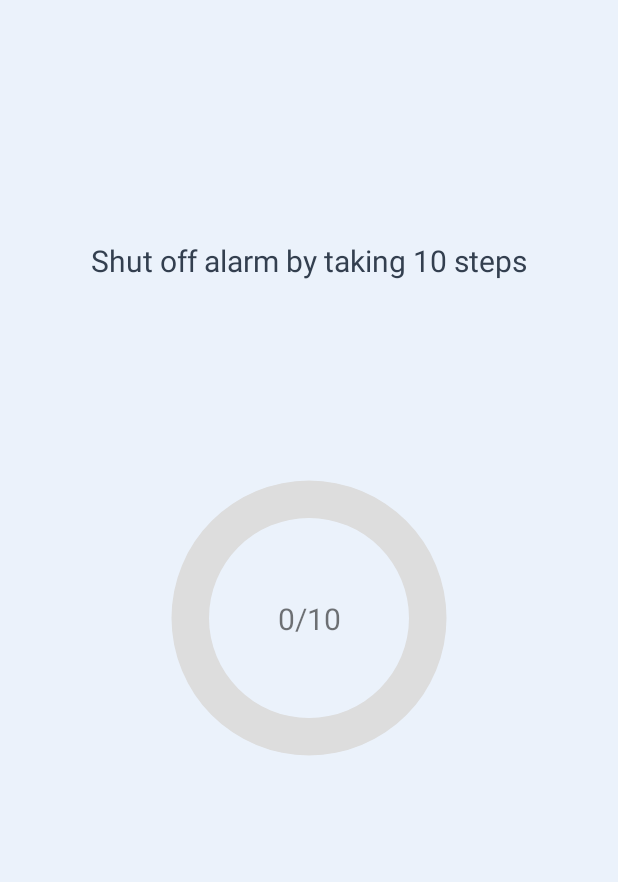
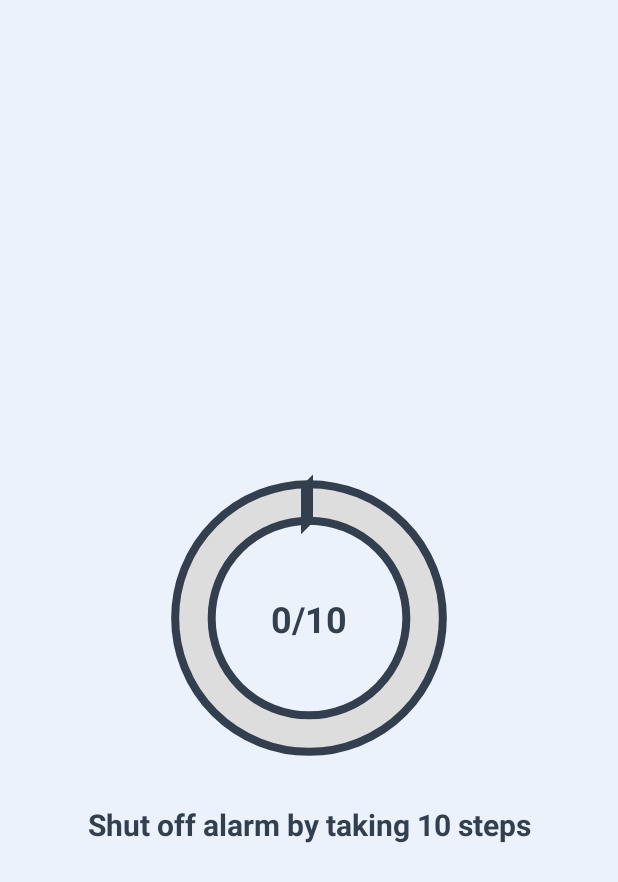
Before and after one commit to LydiaHaile/MAMN01-project, an Android app: the StepCounter screen opened directly, with no data from a screen before it, on a phone screen of 412 x 824 dp. Shown: the top 882 px of the screen. Run offline under Robolectric (Android 15) with nearby library versions, the phone set to English and light mode, and no system bars.

Commit message:
Made app effectively worse

```diff
--- a/app/src/main/java/com/example/nosnooze/MainActivity.java
+++ b/app/src/main/java/com/example/nosnooze/MainActivity.java
@@ -4,9 +4,12 @@ import androidx.annotation.NonNull;
 import androidx.annotation.Nullable;
 import androidx.annotation.RequiresApi;
 import androidx.appcompat.app.AppCompatActivity;
+import androidx.core.app.NotificationCompat;
+import androidx.core.app.NotificationManagerCompat;
 
 import android.annotation.SuppressLint;
 import android.app.AlarmManager;
+import android.app.Notification;
 import android.app.PendingIntent;
 import android.content.Context;
 import android.content.Intent;
--- a/app/src/main/java/com/example/nosnooze/StepCounter.java
+++ b/app/src/main/java/com/example/nosnooze/StepCounter.java
@@ -30,7 +30,8 @@ public class StepCounter extends AppCompatActivity implements SensorEventListene
         getWindow().getDecorView().setSystemUiVisibility(View.SYSTEM_UI_FLAG_LIGHT_STATUS_BAR);
         progressText = findViewById(R.id.progress_text);
         progressBar = findViewById(R.id.progress_bar);
-        String id = getIntent().getStringExtra("id");
+        TextView currentTime = findViewById(R.id.current_time);
+        currentTime.setText(getIntent().getStringExtra("time"));
         sensorManager = (SensorManager) getSystemService(SENSOR_SERVICE);
         stepCounterSensor = sensorManager.getDefaultSensor(Sensor.TYPE_ACCELEROMETER);
     }
@@ -62,7 +63,6 @@ public class StepCounter extends AppCompatActivity implements SensorEventListene
         }
     }
 
-
     @Override
     protected void onResume() {
         super.onResume();
--- a/app/src/main/res/drawable/progressbar.xml
+++ b/app/src/main/res/drawable/progressbar.xml
@@ -6,6 +6,7 @@
             android:thicknessRatio="8"
             android:useLevel="false">
             <solid android:color="#DDD" />
+            <stroke android:width="5dp" android:color="@color/himmelsklila" />
         </shape>
     </item>
     <item>
@@ -20,6 +21,7 @@
                     android:endColor="@color/green"
                     android:startColor="@color/green"
                     android:type="sweep" />
+                <stroke android:width="5dp" android:color="@color/himmelsklila"/>
             </shape>
         </rotate>
     </item>
--- a/app/src/main/res/layout/activity_alarm_setter.xml
+++ b/app/src/main/res/layout/activity_alarm_setter.xml
@@ -31,7 +31,7 @@
 
         <Button
             android:id="@+id/abort_alarm"
-            android:layout_width="200dp"
+            android:layout_width="180dp"
             android:layout_height="wrap_content"
             android:background="@android:color/transparent"
             android:text="Cancel"
@@ -42,7 +42,7 @@
 
         <Button
             android:id="@+id/create_alarm"
-            android:layout_width="200dp"
+            android:layout_width="180dp"
             android:layout_height="34dp"
             android:layout_gravity="end"
             android:background="@android:color/transparent"
--- a/app/src/main/res/layout/activity_step_counter.xml
+++ b/app/src/main/res/layout/activity_step_counter.xml
@@ -8,13 +8,27 @@
     android:background="@color/light_light_blue">
 
     <TextView
+        android:id="@+id/current_time"
+        android:layout_width="wrap_content"
+        android:layout_height="wrap_content"
+        android:layout_marginTop="132dp"
+        android:fontFamily="@font/lobster"
+        android:text="08:00"
+        android:textColor="@color/himmelsklila"
+        android:textSize="60sp"
+        app:layout_constraintEnd_toEndOf="parent"
+        app:layout_constraintStart_toStartOf="parent"
+        app:layout_constraintTop_toTopOf="parent" />
+
+    <TextView
         android:id="@+id/header"
         android:layout_width="wrap_content"
         android:layout_height="wrap_content"
-        android:layout_marginTop="160dp"
+        android:layout_marginTop="536dp"
         android:text="Shut off alarm by taking 10 steps"
+        android:textColor="@color/himmelsklila"
+        android:textStyle="bold"
         android:textSize="20sp"
-        android:textColor="@color/himmelsklila"
         app:layout_constraintEnd_toEndOf="parent"
         app:layout_constraintStart_toStartOf="parent"
         app:layout_constraintTop_toTopOf="parent" />
@@ -35,7 +49,9 @@
         android:layout_width="wrap_content"
         android:layout_height="wrap_content"
         android:text="0/10"
-        android:textSize="20sp"
+        android:textStyle="bold"
+        android:textSize="24sp"
+        android:textColor="@color/himmelsklila"
         app:layout_constraintBottom_toBottomOf="parent"
         app:layout_constraintEnd_toEndOf="parent"
         app:layout_constraintStart_toStartOf="parent"
```
Also changed, not shown: app/src/main/java/com/example/nosnooze/AlarmReceiver.java (+28 -1 lines), app/src/main/res/drawable-anydpi/notification_icon.xml (added, +16 -0 lines), app/src/main/res/drawable-hdpi/notification_icon.png (added), app/src/main/res/drawable-mdpi/notification_icon.png (added), app/src/main/res/drawable-v24/cloud.PNG (deleted), app/src/main/res/drawable-xhdpi/notification_icon.png (added), app/src/main/res/drawable-xxhdpi/notification_icon.png (added).
